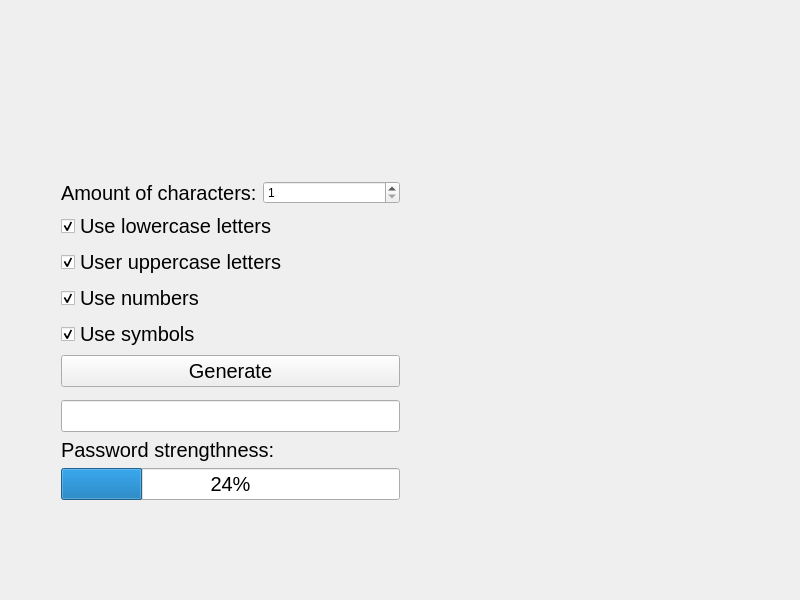
Qt form mainwindow.ui (DennisElshof/passwordgenerator) before a commit.
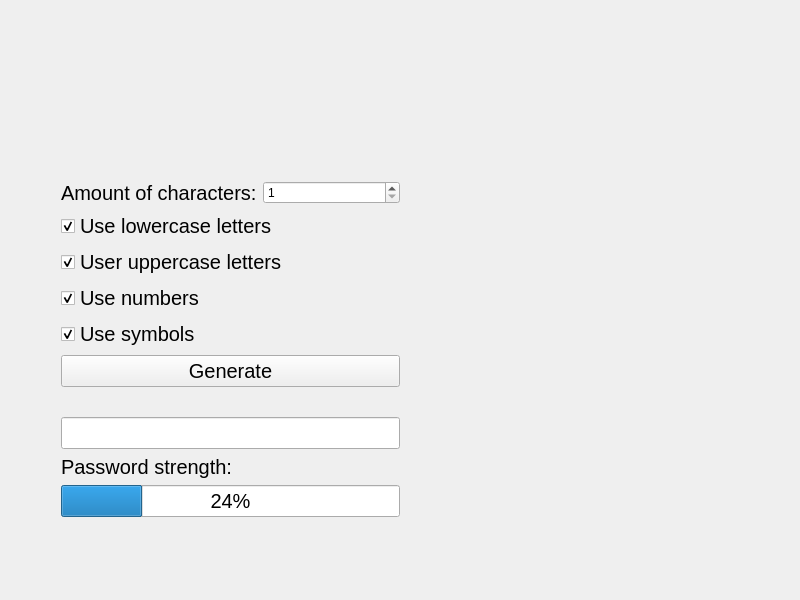
The same form after that commit.

The edit to the form file:
```diff
--- a/mainwindow.ui
+++ b/mainwindow.ui
@@ -72,7 +72,7 @@
       <x>50</x>
       <y>170</y>
       <width>361</width>
-      <height>341</height>
+      <height>358</height>
      </rect>
     </property>
     <layout class="QVBoxLayout" name="verticalLayout">
@@ -254,7 +254,7 @@
         </font>
        </property>
        <property name="text">
-        <string>Password strengthness:</string>
+        <string>Password strength:</string>
        </property>
       </widget>
      </item>
```
